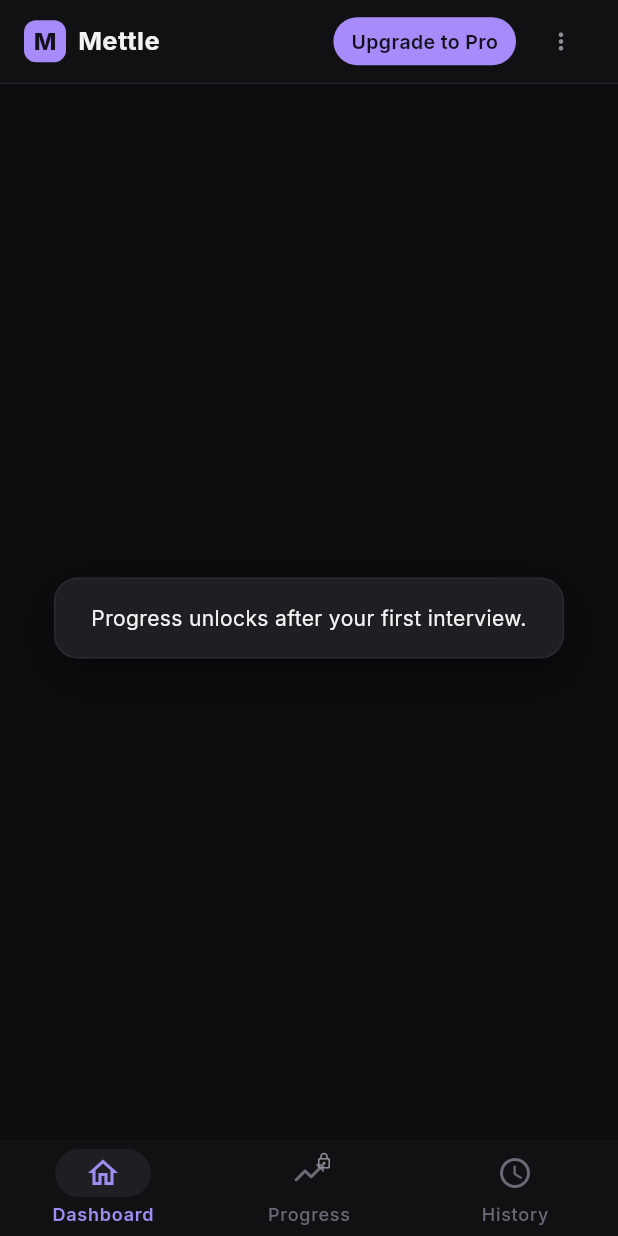
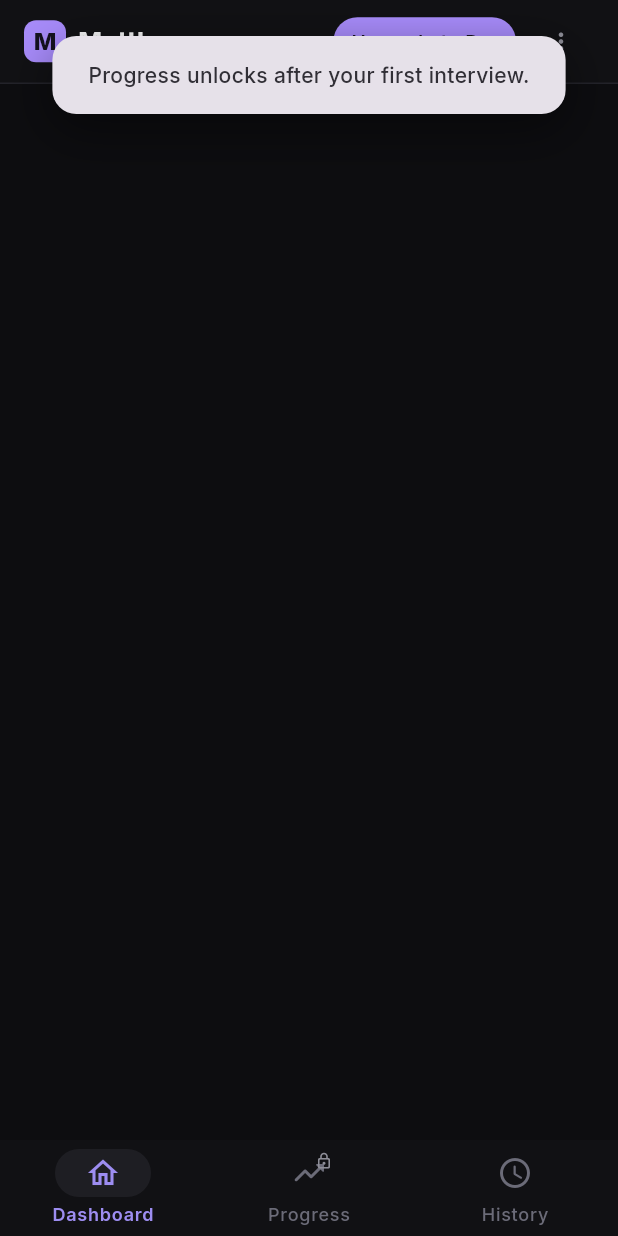
Before and after one commit to SKULL94/mettle, a Flutter app: the AppScaffold screen opened directly with empty values, item 2 of the bottom bar chosen, on a phone screen of 412 x 824 dp. Run offline on Flutter 3.47's test engine with Material 3 defaults, Android fonts, the phone set to English and light mode, and no system bars; our stand-ins replace flutter_bloc, flutter_svg, form_builder_validators, get_it, go_router, google_sign_in and 2 more; missing offline and left inert: dart:js_interop; accounts and stored records are empty.

Commit message:
[FIX] : Few minor changes regarding UI done

```diff
--- a/app/lib/core/constants/app_strings.dart
+++ b/app/lib/core/constants/app_strings.dart
@@ -575,6 +575,10 @@ abstract final class AppStrings {
   static const authPasswordNeedsNumber = 'Include a number.';
   static const authPasswordNeedsSymbol = 'Include a symbol, such as ! or @.';
   static const authPasswordRequired = 'Enter your password.';
+  static const authVerifiedSignedIn = 'Email verified. You are signed in.';
+  static const authVerifiedSignIn = 'Email verified. Sign in to continue.';
+  static const authLinkExpired =
+      'That link has expired. Request a new one to continue.';
   static const authResetSent = 'Check your inbox for a reset link.';
   static const authRedirecting = 'Opening Google sign-in…';
   static const authValueProps = <String>[
--- a/app/lib/core/widgets/mettle_snack_bar.dart
+++ b/app/lib/core/widgets/mettle_snack_bar.dart
@@ -4,7 +4,6 @@ import 'dart:math' as math;
 import 'package:flutter/material.dart';
 
 import '../constants/app_dimens.dart';
-import '../theme/mettle_colors.dart';
 
 const _maxWidth = 420.0;
 const _visible = Duration(seconds: 3);
@@ -15,7 +14,11 @@ Timer? _timer;
 
 void showMettleSnackBar(BuildContext context, String message) {
   final overlay = Overlay.maybeOf(context, rootOverlay: true);
-  if (overlay == null) return;
+  if (overlay != null) showMettleSnackBarIn(overlay, message);
+}
+
+void showMettleSnackBarIn(OverlayState overlay, String message) {
+  if (!overlay.mounted) return;
 
   dismissMettleSnackBar();
 
@@ -55,12 +58,23 @@ class _ToastState extends State<_Toast> with SingleTickerProviderStateMixin {
 
   @override
   Widget build(BuildContext context) {
-    final colors = context.colors;
+    final scheme = Theme.of(context).colorScheme;
     final theme = Theme.of(context);
     final available = MediaQuery.sizeOf(context).width - AppDimens.md * 2;
 
     return IgnorePointer(
-      child: Center(
+      child: SafeArea(
+        child: Align(
+          alignment: Alignment.topCenter,
+          child: Padding(
+            padding: const EdgeInsets.only(top: AppDimens.lg),
+            child: SlideTransition(
+              position: Tween<Offset>(
+                begin: const Offset(0, -0.35),
+                end: Offset.zero,
+              ).animate(
+                CurvedAnimation(parent: _controller, curve: Curves.easeOut),
+              ),
               child: FadeTransition(
                 opacity: _controller,
                 child: ConstrainedBox(
@@ -75,9 +89,10 @@ class _ToastState extends State<_Toast> with SingleTickerProviderStateMixin {
                         vertical: AppDimens.md,
                       ),
                       decoration: BoxDecoration(
-                  color: colors.surfaceRaised,
-                  borderRadius: BorderRadius.circular(AppDimens.radiusCard),
-                  border: Border.all(color: colors.borderDefault),
+                        color: scheme.inverseSurface,
+                        borderRadius: BorderRadius.circular(
+                          AppDimens.radiusCard,
+                        ),
                         boxShadow: [
                           BoxShadow(
                             color: Colors.black.withValues(alpha: 0.45),
@@ -90,7 +105,11 @@ class _ToastState extends State<_Toast> with SingleTickerProviderStateMixin {
                         widget.message,
                         textAlign: TextAlign.center,
                         style: theme.textTheme.bodyMedium?.copyWith(
-                    color: colors.textPrimary,
+                          color: scheme.onInverseSurface,
+                          fontWeight: FontWeight.w500,
+                        ),
+                      ),
+                    ),
                   ),
                 ),
               ),
--- a/app/lib/features/auth/data/datasources/supabase_auth_data_source.dart
+++ b/app/lib/features/auth/data/datasources/supabase_auth_data_source.dart
@@ -28,7 +28,7 @@ final class SupabaseAuthDataSource implements AuthRemoteDataSource {
   @override
   AuthUser? get currentUser {
     if (!SupabaseConstants.isConfigured) return null;
-    final user = sb.Supabase.instance.client.auth.currentUser;
+    final user = sb.Supabase.instance.client.auth.currentSession?.user;
     return user == null ? null : _toEntity(user);
   }
 
--- a/app/lib/main.dart
+++ b/app/lib/main.dart
@@ -2,6 +2,7 @@ import 'package:flutter/material.dart';
 
 import 'core/constants/app_strings.dart';
 import 'core/di/injection.dart';
+import 'core/platform/launch_link.dart';
 import 'core/platform/url_strategy.dart';
 import 'core/router/app_router.dart';
 import 'core/theme/app_theme.dart';
@@ -9,6 +10,7 @@ import 'core/theme/app_theme.dart';
 Future<void> main() async {
   WidgetsFlutterBinding.ensureInitialized();
   configureUrlStrategy();
+  LaunchLinkReader.capture(Uri.base);
   await configureDependencies();
   runApp(const MettleApp());
 }
```
Also changed, not shown: app/lib/core/platform/launch_link.dart (added, +33 -0 lines), app/lib/features/splash/presentation/pages/splash_page.dart (+19 -3 lines). Lines whose indentation alone changed are shown as unchanged.
